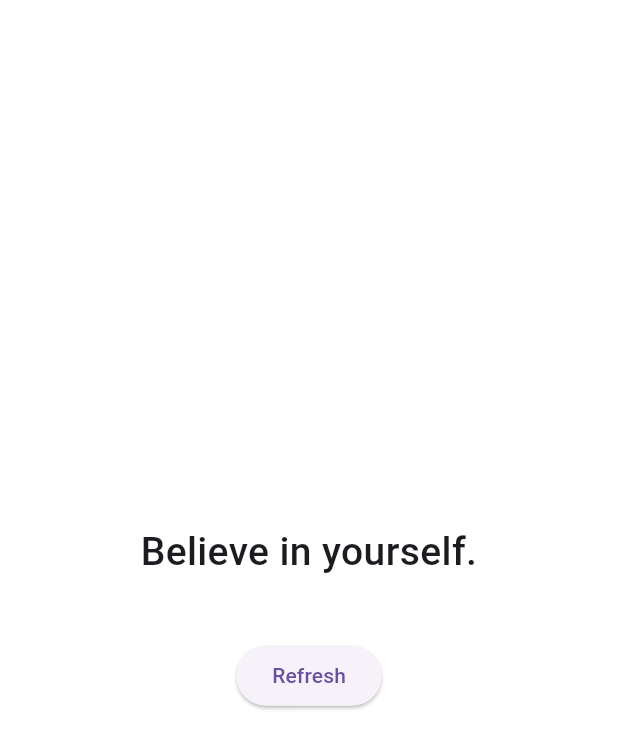
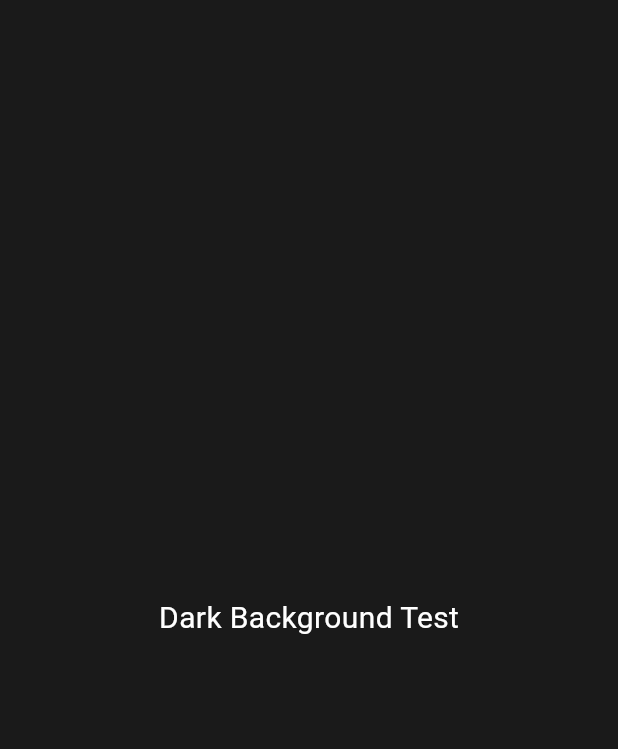
Before and after one commit to workwitharfaaz/Quote_App_demo, a Flutter app: the screen it shows after launch, on a phone screen of 412 x 824 dp. Shown: the top 749 px of the screen. Run offline on Flutter 3.47's test engine with Material 3 defaults, Android fonts, the phone set to English and light mode, and no system bars.

Commit message:
Add files via upload

```diff
--- a/lib/main.dart
+++ b/lib/main.dart
@@ -1,74 +1,22 @@
 
-import 'dart:math';
 import 'package:flutter/material.dart';
 
 void main() {
-  runApp(QuoteApp());
+  runApp(const MyApp());
 }
 
-class QuoteApp extends StatelessWidget {
+class MyApp extends StatelessWidget {
+  const MyApp({super.key});
+
   @override
   Widget build(BuildContext context) {
     return MaterialApp(
-      home: QuoteScreen(),
-      debugShowCheckedModeBanner: false,
-    );
-  }
-}
-
-class QuoteScreen extends StatefulWidget {
-  @override
-  _QuoteScreenState createState() => _QuoteScreenState();
-}
-
-class _QuoteScreenState extends State<QuoteScreen> {
-  final List<String> quotes = [
-    "Believe in yourself.",
-    "Hard work beats talent.",
-    "Every day is a new chance.",
-    "Success comes to those who persist.",
-    "Small steps make big changes."
-  ];
-
-  String currentQuote = "";
-
-  @override
-  void initState() {
-    super.initState();
-    currentQuote = quotes[0];
-  }
-
-  void refreshQuote() {
-    final random = Random();
-    setState(() {
-      currentQuote = quotes[random.nextInt(quotes.length)];
-    });
-  }
-
-  @override
-  Widget build(BuildContext context) {
-    return Scaffold(
-      backgroundColor: Colors.white,
-      body: Center(
-        child: Padding(
-          padding: const EdgeInsets.all(24.0),
-          child: Column(
-            mainAxisAlignment: MainAxisAlignment.center,
-            children: [
-              Text(
-                currentQuote,
-                textAlign: TextAlign.center,
-                style: TextStyle(
-                  fontSize: 26,
-                  fontWeight: FontWeight.w500,
-                ),
-              ),
-              SizedBox(height: 40),
-              ElevatedButton(
-                onPressed: refreshQuote,
-                child: Text("Refresh"),
-              ),
-            ],
+      home: Scaffold(
+        backgroundColor: const Color(0xFF1A1A1A),
+        body: const Center(
+          child: Text(
+            'Dark Background Test',
+            style: TextStyle(color: Colors.white, fontSize: 20),
           ),
         ),
       ),
```
Also changed, not shown: pubspec.yaml (+4 -3 lines).
